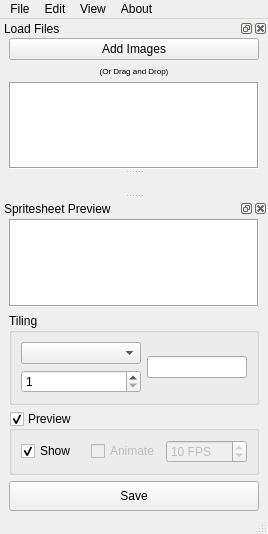
This is SpritesheetCreator/spritesheetcreator.ui in martinreinok/spritesheet-creator as Qt 5 draws it before an edit. The edited form follows.
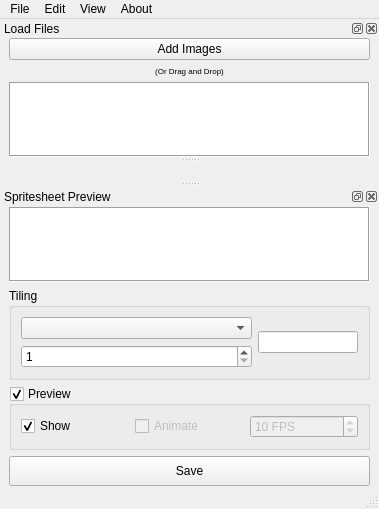
This is the edited form. Icons and pictures are not drawn.

Patch:
```diff
--- a/SpritesheetCreator/spritesheetcreator.ui
+++ b/SpritesheetCreator/spritesheetcreator.ui
@@ -6,8 +6,8 @@
    <rect>
     <x>0</x>
     <y>0</y>
-    <width>268</width>
-    <height>534</height>
+    <width>379</width>
+    <height>509</height>
    </rect>
   </property>
   <property name="windowTitle">
@@ -25,7 +25,7 @@
     <rect>
      <x>0</x>
      <y>0</y>
-     <width>268</width>
+     <width>379</width>
      <height>22</height>
     </rect>
    </property>
```
Left out of the diff: 2 changed lines with no effect on the pictures.
